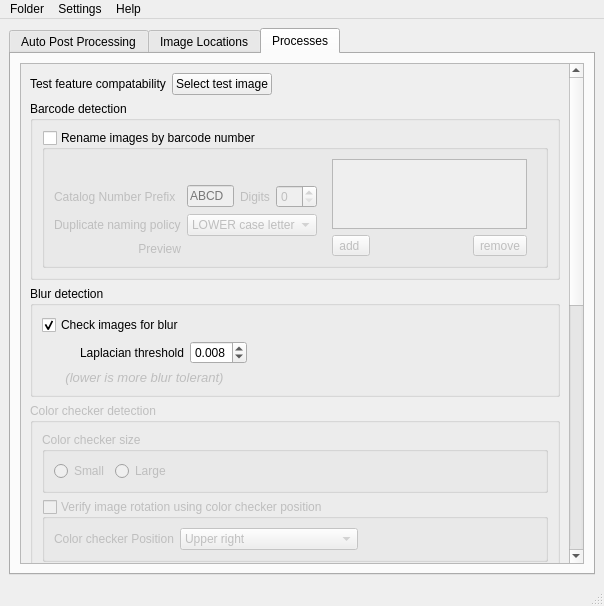
This is ui/postProcessingUI.ui in CapPow/HerbASAP as Qt 5 draws it before an edit. The edited form follows.
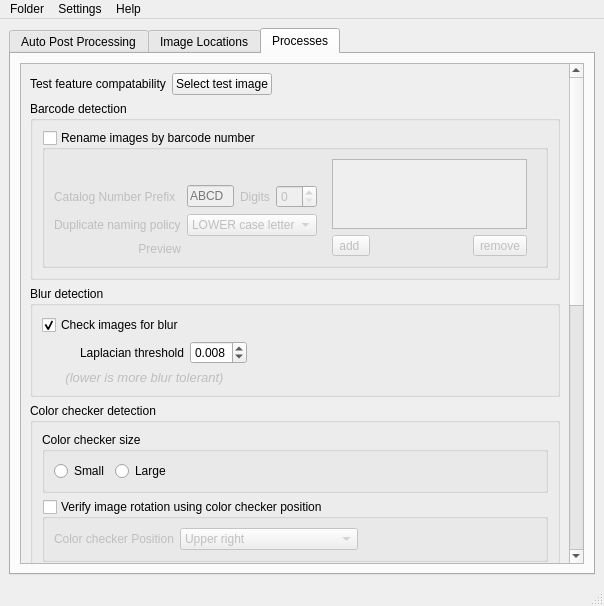
This is the edited form. The open tabs and pages were chosen to show the change.

Commit message: enabled all processes for debugging

The edit to the form file:
```diff
--- a/ui/postProcessingUI.ui
+++ b/ui/postProcessingUI.ui
@@ -614,7 +614,7 @@
              <property name="geometry">
               <rect>
                <x>0</x>
-               <y>0</y>
+               <y>-5</y>
                <width>547</width>
                <height>1029</height>
               </rect>
@@ -945,7 +945,7 @@
               <item>
                <widget class="QGroupBox" name="group_colorCheckerDetection">
                 <property name="enabled">
-                 <bool>false</bool>
+                 <bool>true</bool>
                 </property>
                 <property name="title">
                  <string>Color checker detection</string>
@@ -956,6 +956,9 @@
                 <layout class="QGridLayout" name="gridLayout_4">
                  <item row="0" column="0">
                   <widget class="QGroupBox" name="groupBox_colorCheckerSize">
+                   <property name="enabled">
+                    <bool>true</bool>
+                   </property>
                    <property name="title">
                     <string>Color checker size</string>
                    </property>
@@ -992,6 +995,9 @@
                  </item>
                  <item row="2" column="0">
                   <widget class="QGroupBox" name="group_verifyRotation">
+                   <property name="enabled">
+                    <bool>true</bool>
+                   </property>
                    <property name="title">
                     <string>Verify image rotation using color checker position</string>
                    </property>
```
Left out of the diff: 52 changed lines with no effect on the pictures. The commit also changes 1 other file.
